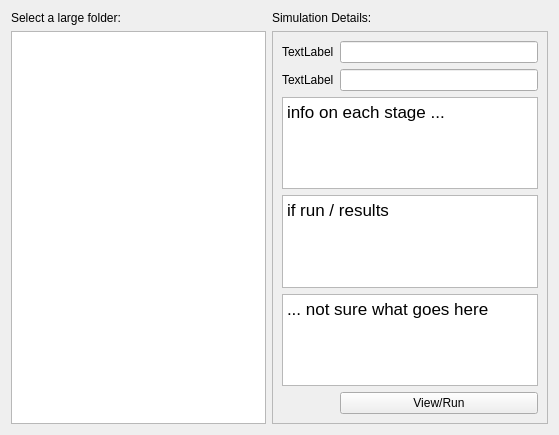
NHERI-SimCenter/CWE-Simulation-Tool, file cwe_guiWidgets/cwe_manage_simulation.ui: the form before one commit.
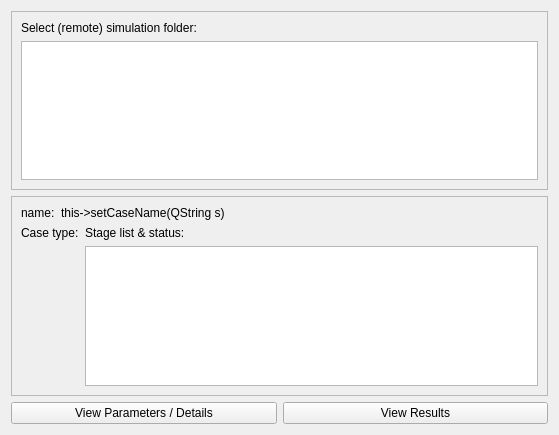
The form after the commit. Icons and pictures are not drawn. Custom widgets are drawn as their Qt base class.

Commit message:
Updated Case Select tab
* update on Case Select tab
* minor updates on landing

```diff
--- a/cwe_guiWidgets/cwe_manage_simulation.ui
+++ b/cwe_guiWidgets/cwe_manage_simulation.ui
@@ -49,97 +49,152 @@
    <string>Form</string>
   </property>
   <layout class="QGridLayout" name="gridLayout">
-   <item row="1" column="0">
-    <widget class="QTreeView" name="treeView"/>
+   <item row="4" column="1">
+    <widget class="QPushButton" name="pb_viewResults">
+     <property name="text">
+      <string>View Results</string>
+     </property>
+    </widget>
    </item>
-   <item row="0" column="0">
-    <widget class="QLabel" name="label">
+   <item row="4" column="0">
+    <widget class="QPushButton" name="pb_viewParameters">
      <property name="text">
-      <string>Select a large folder:</string>
+      <string>View Parameters / Details</string>
      </property>
     </widget>
    </item>
-   <item row="1" column="1">
-    <widget class="QFrame" name="frame">
+   <item row="0" column="0" colspan="2">
+    <widget class="QFrame" name="frame_2">
      <property name="frameShape">
       <enum>QFrame::StyledPanel</enum>
      </property>
      <property name="frameShadow">
       <enum>QFrame::Raised</enum>
      </property>
-     <layout class="QGridLayout" name="gridLayout_2">
-      <item row="2" column="1" colspan="2">
-       <widget class="QTextEdit" name="textEdit">
-        <property name="html">
-         <string>&lt;!DOCTYPE HTML PUBLIC &quot;-//W3C//DTD HTML 4.0//EN&quot; &quot;http://www.w3.org/TR/REC-html40/strict.dtd&quot;&gt;
-&lt;html&gt;&lt;head&gt;&lt;meta name=&quot;qrichtext&quot; content=&quot;1&quot; /&gt;&lt;style type=&quot;text/css&quot;&gt;
-p, li { white-space: pre-wrap; }
-&lt;/style&gt;&lt;/head&gt;&lt;body style=&quot; font-family:'.SF NS Text'; font-size:13pt; font-weight:400; font-style:normal;&quot;&gt;
-&lt;p style=&quot; margin-top:0px; margin-bottom:0px; margin-left:0px; margin-right:0px; -qt-block-indent:0; text-indent:0px;&quot;&gt;info on each stage ...&lt;/p&gt;&lt;/body&gt;&lt;/html&gt;</string>
-        </property>
-       </widget>
-      </item>
-      <item row="1" column="1">
-       <widget class="QLabel" name="label_4">
+     <layout class="QGridLayout" name="gridLayout_3">
+      <item row="0" column="0">
+       <widget class="QLabel" name="label">
         <property name="text">
-         <string>TextLabel</string>
+         <string>Select (remote) simulation folder:</string>
         </property>
        </widget>
       </item>
-      <item row="0" column="2">
-       <widget class="QLineEdit" name="lineEdit"/>
+      <item row="1" column="0">
+       <widget class="RemoteFileTree" name="treeView"/>
       </item>
-      <item row="5" column="2">
-       <widget class="QPushButton" name="btn_viewRun">
-        <property name="text">
-         <string>View/Run</string>
+     </layout>
+    </widget>
+   </item>
+   <item row="3" column="0" colspan="2">
+    <widget class="QFrame" name="frame_3">
+     <property name="frameShape">
+      <enum>QFrame::StyledPanel</enum>
+     </property>
+     <property name="frameShadow">
+      <enum>QFrame::Raised</enum>
+     </property>
+     <layout class="QGridLayout" name="gridLayout_4">
+      <item row="0" column="0" colspan="2">
+       <widget class="QFrame" name="frame">
+        <property name="minimumSize">
+         <size>
+          <width>0</width>
+          <height>0</height>
+         </size>
         </property>
+        <property name="frameShape">
+         <enum>QFrame::NoFrame</enum>
+        </property>
+        <property name="frameShadow">
+         <enum>QFrame::Raised</enum>
+        </property>
+        <layout class="QHBoxLayout" name="horizontalLayout">
+         <property name="leftMargin">
+          <number>0</number>
+         </property>
+         <property name="topMargin">
+          <number>0</number>
+         </property>
+         <property name="rightMargin">
+          <number>0</number>
+         </property>
+         <property name="bottomMargin">
+          <number>0</number>
+         </property>
+         <item>
+          <widget class="QLabel" name="label_nameTag">
+           <property name="sizePolicy">
+            <sizepolicy hsizetype="Minimum" vsizetype="Preferred">
+             <horstretch>0</horstretch>
+             <verstretch>0</verstretch>
+            </sizepolicy>
+           </property>
+           <property name="text">
+            <string>name:</string>
+           </property>
+          </widget>
+         </item>
+         <item>
+          <widget class="QLabel" name="label_caseNameText">
+           <property name="sizePolicy">
+            <sizepolicy hsizetype="Expanding" vsizetype="Preferred">
+             <horstretch>0</horstretch>
+             <verstretch>0</verstretch>
+            </sizepolicy>
+           </property>
+           <property name="lineWidth">
+            <number>1</number>
+           </property>
+           <property name="text">
+            <string>this-&gt;setCaseName(QString s)</string>
+           </property>
+          </widget>
+         </item>
+        </layout>
        </widget>
       </item>
-      <item row="0" column="1">
-       <widget class="QLabel" name="label_3">
+      <item row="2" column="0">
+       <widget class="QLabel" name="label_caseTypeTag">
         <property name="text">
-         <string>TextLabel</string>
+         <string>Case type:</string>
         </property>
        </widget>
       </item>
-      <item row="1" column="2">
-       <widget class="QLineEdit" name="lineEdit_2"/>
+      <item row="3" column="1">
+       <widget class="QTableView" name="stageListView"/>
       </item>
-      <item row="4" column="1" colspan="2">
-       <widget class="QTextEdit" name="textEdit_3">
-        <property name="html">
-         <string>&lt;!DOCTYPE HTML PUBLIC &quot;-//W3C//DTD HTML 4.0//EN&quot; &quot;http://www.w3.org/TR/REC-html40/strict.dtd&quot;&gt;
-&lt;html&gt;&lt;head&gt;&lt;meta name=&quot;qrichtext&quot; content=&quot;1&quot; /&gt;&lt;style type=&quot;text/css&quot;&gt;
-p, li { white-space: pre-wrap; }
-&lt;/style&gt;&lt;/head&gt;&lt;body style=&quot; font-family:'.SF NS Text'; font-size:13pt; font-weight:400; font-style:normal;&quot;&gt;
-&lt;p style=&quot; margin-top:0px; margin-bottom:0px; margin-left:0px; margin-right:0px; -qt-block-indent:0; text-indent:0px;&quot;&gt;... not sure what goes here&lt;/p&gt;&lt;/body&gt;&lt;/html&gt;</string>
+      <item row="3" column="0">
+       <widget class="QLabel" name="label_CaseTypeIcon">
+        <property name="maximumSize">
+         <size>
+          <width>150</width>
+          <height>100</height>
+         </size>
         </property>
        </widget>
       </item>
-      <item row="3" column="1" colspan="2">
-       <widget class="QTextEdit" name="textEdit_2">
-        <property name="html">
-         <string>&lt;!DOCTYPE HTML PUBLIC &quot;-//W3C//DTD HTML 4.0//EN&quot; &quot;http://www.w3.org/TR/REC-html40/strict.dtd&quot;&gt;
-&lt;html&gt;&lt;head&gt;&lt;meta name=&quot;qrichtext&quot; content=&quot;1&quot; /&gt;&lt;style type=&quot;text/css&quot;&gt;
-p, li { white-space: pre-wrap; }
-&lt;/style&gt;&lt;/head&gt;&lt;body style=&quot; font-family:'.SF NS Text'; font-size:13pt; font-weight:400; font-style:normal;&quot;&gt;
-&lt;p style=&quot; margin-top:0px; margin-bottom:0px; margin-left:0px; margin-right:0px; -qt-block-indent:0; text-indent:0px;&quot;&gt;if run / results&lt;/p&gt;&lt;/body&gt;&lt;/html&gt;</string>
+      <item row="2" column="1">
+       <widget class="QLabel" name="label_stageListTag">
+        <property name="text">
+         <string>Stage list &amp; status:</string>
         </property>
        </widget>
       </item>
      </layout>
     </widget>
    </item>
-   <item row="0" column="1">
-    <widget class="QLabel" name="label_2">
-     <property name="text">
-      <string>Simulation Details:</string>
-     </property>
-    </widget>
-   </item>
   </layout>
  </widget>
- <resources/>
+ <customwidgets>
+  <customwidget>
+   <class>RemoteFileTree</class>
+   <extends>QTreeView</extends>
+   <header>../AgaveExplorer/remoteFileOps/remotefiletree.h</header>
+   <container>1</container>
+  </customwidget>
+ </customwidgets>
+ <resources>
+  <include location="../cwe_resources.qrc"/>
+ </resources>
  <connections/>
 </ui>
```
Left out of the diff: 11 changed lines with no effect on the pictures. The commit also changes 7 other files.
